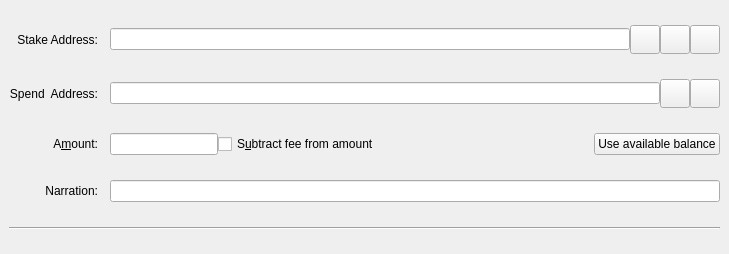
This is src/qt/forms/sendcoinsentry.ui in Bitcoin-Confidential/BitcoinC-Core as Qt 5 draws it before an edit. The edited form follows.
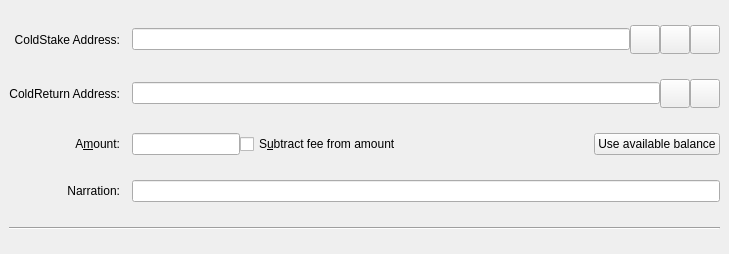
This is the edited form. The open tabs and pages were chosen to show the change. Icons and pictures are not drawn. Custom widgets are drawn as their Qt base class.

Commit message: Staking tab changes

What changed in the file:
```diff
--- a/src/qt/forms/sendcoinsentry.ui
+++ b/src/qt/forms/sendcoinsentry.ui
@@ -285,7 +285,7 @@
     <item row="1" column="0">
      <widget class="QLabel" name="spendAddrLabel">
       <property name="text">
-       <string>Spend  Address:</string>
+       <string>ColdReturn Address:</string>
       </property>
       <property name="alignment">
        <set>Qt::AlignRight|Qt::AlignTrailing|Qt::AlignVCenter</set>
@@ -388,7 +388,7 @@
     <item row="0" column="0">
      <widget class="QLabel" name="stakeAddrLabel">
       <property name="text">
-       <string>Stake Address:</string>
+       <string>ColdStake Address:</string>
       </property>
       <property name="alignment">
        <set>Qt::AlignRight|Qt::AlignTrailing|Qt::AlignVCenter</set>
```
Left out of the diff: 4 changed lines with no effect on the pictures. The commit also changes 3 other files.
